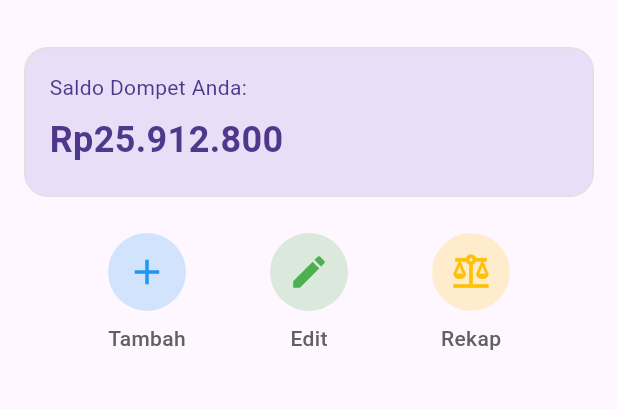
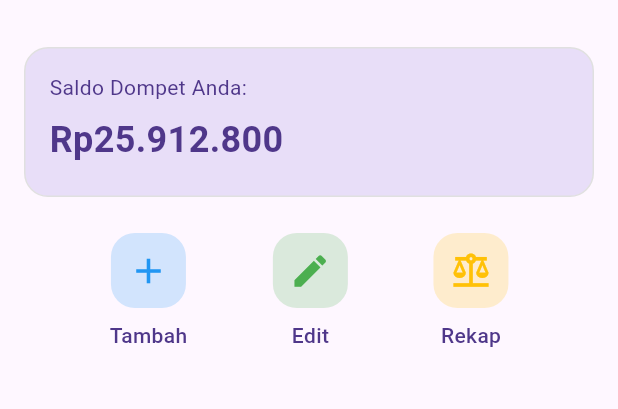
Before and after one commit to gerrybagaskoro/tugas_13_ppkdjp_mpro_b3_2025, a Flutter app: the DashboardScreen screen opened by its route, on a phone screen of 412 x 824 dp, the part 61-470 px from its top. Run offline on Flutter 3.47's test engine with Material 3 defaults, Android fonts, the phone set to English and light mode, and no system bars; our stand-ins replace shared_preferences, sqflite; accounts and stored records are empty.

Commit message:
fix add transaction, edit, and report screens with navigation

```diff
--- a/lib/main.dart
+++ b/lib/main.dart
@@ -1,8 +1,11 @@
 import 'package:flutter/material.dart';
 import 'package:intl/date_symbol_data_local.dart';
+import 'package:tugas_13_laporan_keuangan_harian/screens/add_transaction_screen.dart';
 import 'package:tugas_13_laporan_keuangan_harian/screens/dashboard_screen.dart';
+import 'package:tugas_13_laporan_keuangan_harian/screens/edit_transaction_screen.dart';
 import 'package:tugas_13_laporan_keuangan_harian/screens/login_screen.dart';
 import 'package:tugas_13_laporan_keuangan_harian/screens/register_screen.dart';
+import 'package:tugas_13_laporan_keuangan_harian/screens/report_transaction_screen.dart';
 import 'package:tugas_13_laporan_keuangan_harian/screens/splash_screen.dart';
 
 void main() {
@@ -27,6 +30,9 @@ class MyApp extends StatelessWidget {
         LoginScreen.id: (context) => LoginScreen(),
         DashboardScreen.id: (context) => DashboardScreen(),
         RegisterScreen.id: (context) => RegisterScreen(),
+        '/add_transaction_screen': (context) => AddTransactionScreen(),
+        '/edit_transaction_screen': (context) => EditTransactionScreen(),
+        '/report_transaction_screen': (context) => ReportTransactionScreen(),
       },
     );
   }
--- a/lib/screens/dashboard_screen.dart
+++ b/lib/screens/dashboard_screen.dart
@@ -133,21 +133,34 @@ class _DashboardScreenState extends State<DashboardScreen> {
                 // Menu (Tambah, Edit, Rekap)
                 Row(
                   mainAxisAlignment: MainAxisAlignment.spaceEvenly,
+                  // crossAxisAlignment: CrossAxisAlignment.start,
                   children: [
-                    buildActionButton(
+                    actionButton(
                       icon: Icons.add,
                       label: "Tambah",
                       color: Colors.blue,
+                      onTap: () => Navigator.pushNamed(
+                        context,
+                        '/add_transaction_screen',
+                      ),
                     ),
-                    buildActionButton(
+                    actionButton(
                       icon: Icons.edit,
                       label: "Edit",
                       color: Colors.green,
+                      onTap: () => Navigator.pushNamed(
+                        context,
+                        '/edit_transaction_screen',
+                      ),
                     ),
-                    buildActionButton(
+                    actionButton(
                       icon: Icons.balance,
                       label: "Rekap",
                       color: Colors.amber,
+                      onTap: () => Navigator.pushNamed(
+                        context,
+                        '/report_transaction_screen',
+                      ),
                     ),
                   ],
                 ),
--- a/lib/widgets/button_action.dart
+++ b/lib/widgets/button_action.dart
@@ -1,26 +1,37 @@
 import 'package:flutter/material.dart';
 
 // Widget untuk membuat tombol action
-Widget buildActionButton({
+Widget actionButton({
   required IconData icon,
   required String label,
   required Color color,
+  required VoidCallback onTap,
 }) {
-  return Column(
+  return InkWell(
+    onTap: onTap,
+    borderRadius: BorderRadius.circular(16),
+    child: Column(
       children: [
         Container(
+          height: 50,
+          width: 50,
           decoration: BoxDecoration(
+            // ignore: deprecated_member_use
             color: color.withOpacity(0.2),
-          shape: BoxShape.circle,
+            borderRadius: BorderRadius.circular(16),
           ),
-        padding: EdgeInsets.all(12),
+          padding: EdgeInsets.all(8),
           child: Icon(icon, color: color, size: 28),
         ),
         SizedBox(height: 8),
         Text(
           label,
-        style: TextStyle(fontWeight: FontWeight.w500, color: Colors.grey[700]),
+          style: TextStyle(
+            fontWeight: FontWeight.w500,
+            color: const Color(0xFF4F378A),
+          ),
         ),
       ],
+    ),
   );
 }
```
Also changed, not shown: lib/screens/add_transaction_screen.dart (+16 -0 lines), lib/screens/edit_transaction_screen.dart (+16 -0 lines), lib/screens/report_transaction_screen.dart (+17 -0 lines). Lines whose indentation alone changed are shown as unchanged.
